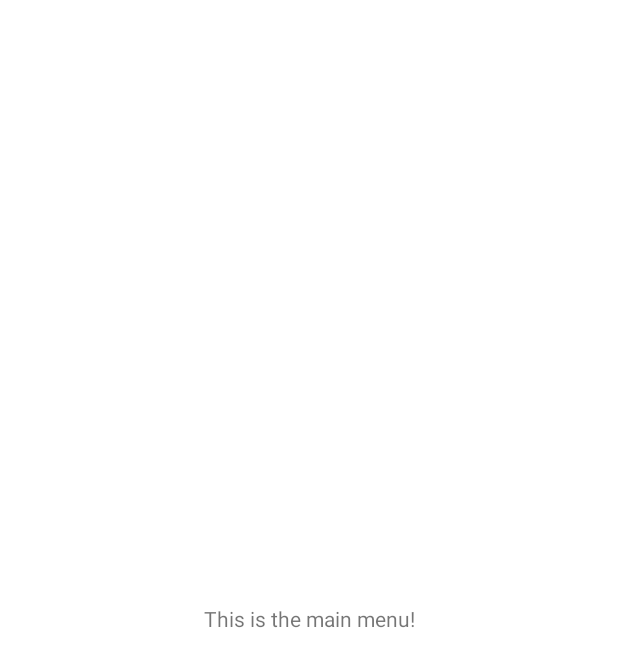
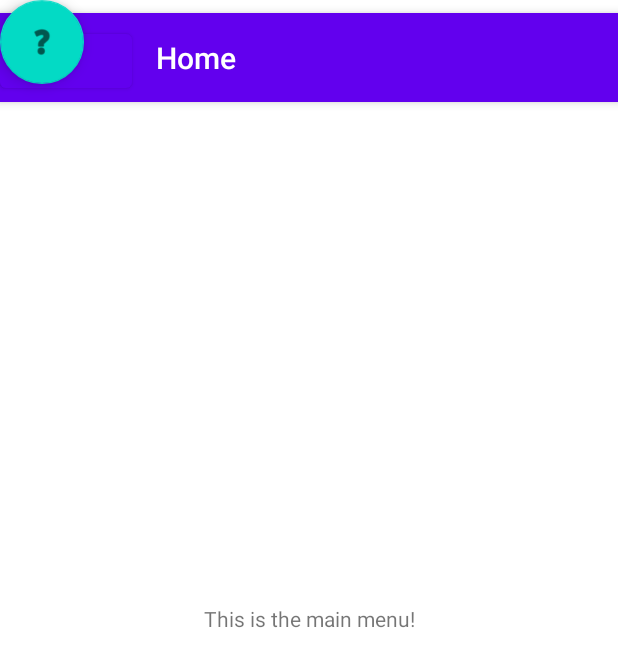
Before and after one commit to gabrysera/ChoresApp, an Android app: the MainPage screen opened directly, with no data from a screen before it, on a phone screen of 412 x 824 dp. Before the commit the part shown is almost empty. Shown: the top 667 px of the screen. Run offline under Robolectric (Android 15) with nearby library versions, the phone set to English and light mode, and no system bars.

Commit message:
main page.

```diff
--- a/app/src/main/java/com/example/all_chores/ChoresInformation.java
+++ b/app/src/main/java/com/example/all_chores/ChoresInformation.java
@@ -55,7 +55,7 @@ public class ChoresInformation extends AppCompatActivity {
         fab.setOnClickListener(new View.OnClickListener() {
             @Override
             public void onClick(View view) {
-                Snackbar.make(view, "A house chore can be selected at the top of the page." +
+                Snackbar.make(view, "House chores can be selected at the top." +
                         "Steps or tips are shown when clicked on.", Snackbar.LENGTH_LONG)
                         .setAction("Action", null).show();
             }
--- a/app/src/main/res/layout/mainmenu.xml
+++ b/app/src/main/res/layout/mainmenu.xml
@@ -1,12 +1,48 @@
 <?xml version="1.0" encoding="utf-8"?>
-<androidx.constraintlayout.widget.ConstraintLayout xmlns:android="http://schemas.android.com/apk/res/android"
+<androidx.constraintlayout.widget.ConstraintLayout
+    xmlns:android="http://schemas.android.com/apk/res/android"
     xmlns:app="http://schemas.android.com/apk/res-auto"
     xmlns:tools="http://schemas.android.com/tools"
     android:layout_width="match_parent"
     android:layout_height="match_parent"
     android:layout_centerHorizontal="true"
     android:layout_centerVertical="true"
+    tools:context=".MainPage"
     android:id="@+id/main">
+
+    <com.google.android.material.appbar.AppBarLayout
+
+        android:layout_width="match_parent"
+        android:layout_height="wrap_content"
+        android:layout_marginBottom="53dp"
+        android:theme="@style/Theme.All_Chores.AppBarOverlay"
+        app:layout_constraintBottom_toTopOf="@+id/toInformationPage2"
+        app:layout_constraintEnd_toEndOf="parent"
+        app:layout_constraintStart_toStartOf="parent"
+        app:layout_constraintTop_toTopOf="parent">
+
+        <LinearLayout
+            android:layout_width="wrap_content"
+            android:layout_height="wrap_content">
+
+            <Button
+                android:id="@+id/back"
+                android:layout_width="wrap_content"
+                android:layout_height="wrap_content"
+                app:icon="?attr/actionModeCloseDrawable"
+                app:iconTint="#FFFFFF" />
+
+            <TextView
+                android:id="@+id/title"
+                android:layout_width="wrap_content"
+                android:layout_height="wrap_content"
+                android:layout_centerHorizontal="true"
+                android:minHeight="?actionBarSize"
+                android:padding="@dimen/appbar_padding"
+                android:text="Home"
+                android:textAppearance="@style/TextAppearance.Widget.AppCompat.Toolbar.Title" />
+        </LinearLayout>
+    </com.google.android.material.appbar.AppBarLayout>
 
     <TextView
         android:id="@+id/textView"
@@ -62,4 +98,14 @@
         app:layout_constraintStart_toStartOf="parent"
         app:layout_constraintTop_toTopOf="parent"
         app:layout_constraintVertical_bias="0.202" />
+
+    <com.google.android.material.floatingactionbutton.FloatingActionButton
+        android:id="@+id/fab"
+        android:layout_width="wrap_content"
+        android:layout_height="wrap_content"
+        android:layout_gravity="bottom|end"
+        android:layout_margin="@dimen/fab_margin"
+        app:srcCompat="@android:drawable/ic_menu_help" />
+
+
 </androidx.constraintlayout.widget.ConstraintLayout>
```
Also changed, not shown: app/src/main/res/layout/app_bar_main.xml (added, +55 -0 lines), 8 other files.
